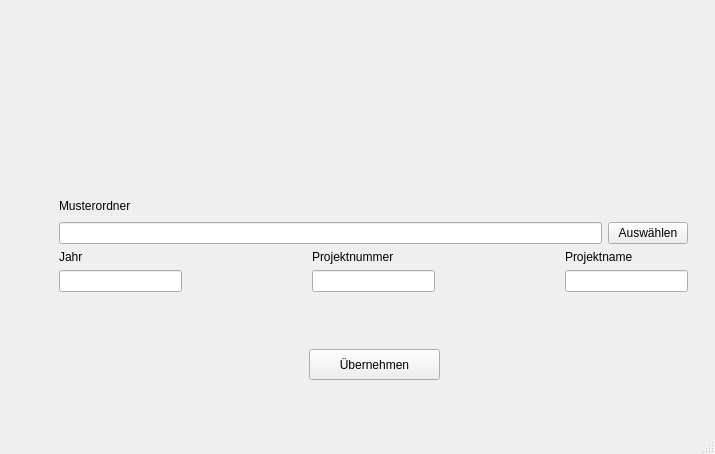
The window that startWin.ui (TomKarg/folder_structure_creator) describes before a commit, drawn with Qt 5.
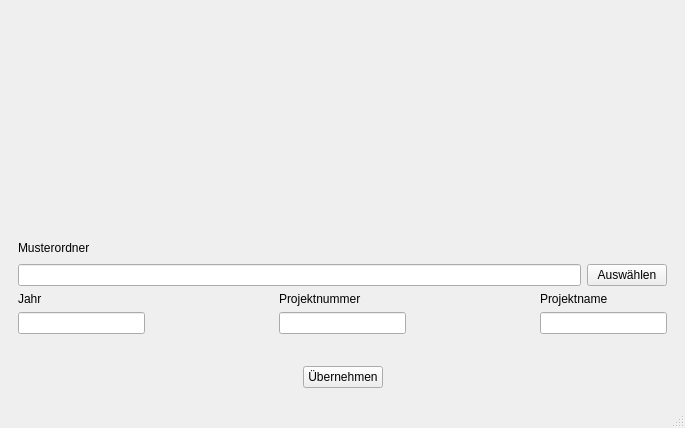
The same window after the commit. Icons and pictures are not drawn.

Diff of the .ui file:
```diff
--- a/startWin.ui
+++ b/startWin.ui
@@ -6,8 +6,8 @@
    <rect>
     <x>0</x>
     <y>0</y>
-    <width>715</width>
-    <height>454</height>
+    <width>685</width>
+    <height>428</height>
    </rect>
   </property>
   <property name="windowTitle">
@@ -25,15 +25,8 @@
        <number>0</number>
       </property>
       <widget class="QWidget" name="page_3">
-       <widget class="QWidget" name="gridLayoutWidget_2">
-        <property name="geometry">
-         <rect>
-          <x>50</x>
-          <y>30</y>
-          <width>629</width>
-          <height>279</height>
-         </rect>
-        </property>
+       <layout class="QVBoxLayout" name="verticalLayout_4">
+        <item>
         <layout class="QGridLayout" name="gridLayout_2">
          <item row="1" column="0">
           <spacer name="verticalSpacer">
@@ -255,16 +248,24 @@
           </layout>
          </item>
         </layout>
-       </widget>
+        </item>
+        <item>
+         <layout class="QHBoxLayout" name="horizontalLayout_5">
+          <item>
+           <spacer name="horizontalSpacer_7">
+            <property name="orientation">
+             <enum>Qt::Horizontal</enum>
+            </property>
+            <property name="sizeHint" stdset="0">
+             <size>
+              <width>40</width>
+              <height>20</height>
+             </size>
+            </property>
+           </spacer>
+          </item>
+          <item>
        <widget class="QPushButton" name="btn_p1_next">
-        <property name="geometry">
-         <rect>
-          <x>300</x>
-          <y>340</y>
-          <width>131</width>
-          <height>31</height>
-         </rect>
-        </property>
         <property name="text">
          <string>Übernehmen</string>
         </property>
@@ -275,6 +276,23 @@
          <bool>false</bool>
         </property>
        </widget>
+          </item>
+          <item>
+           <spacer name="horizontalSpacer_8">
+            <property name="orientation">
+             <enum>Qt::Horizontal</enum>
+            </property>
+            <property name="sizeHint" stdset="0">
+             <size>
+              <width>40</width>
+              <height>20</height>
+             </size>
+            </property>
+           </spacer>
+          </item>
+         </layout>
+        </item>
+       </layout>
       </widget>
       <widget class="QWidget" name="page_4">
        <widget class="QPushButton" name="btn_p2_create">
```
Left out of the diff: 77 changed lines with no effect on the pictures. Lines whose indentation alone changed are shown as unchanged.
